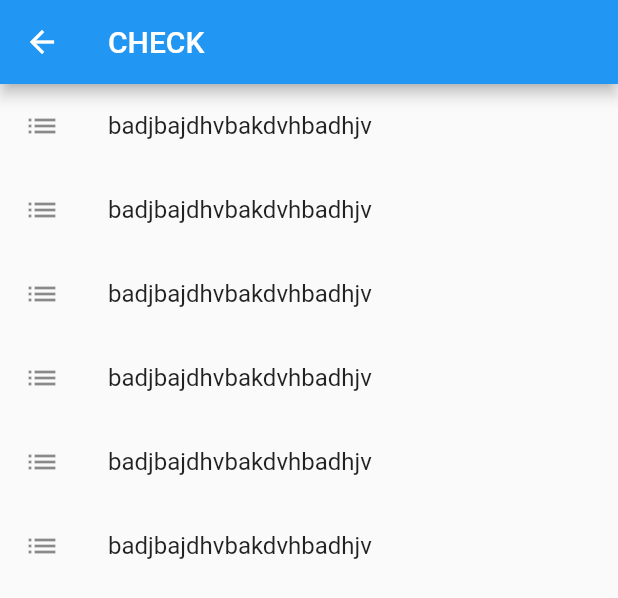
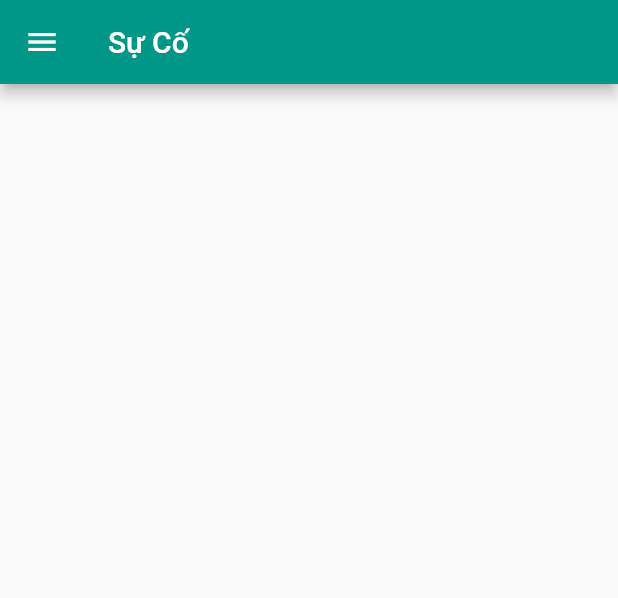
Before and after one commit to yennh1228/vin_star, a Flutter app: the LeftMenuPage widget shown alone on an empty page, opened directly, after a tap on "Sự cố", on a phone screen of 412 x 824 dp. Shown: the top 598 px of the screen. Run offline on Flutter 3.47's test engine with Material 2 defaults, Android fonts, the phone set to English and light mode, and no system bars.

Commit message:
add other pages

```diff
--- a/lib/check.dart
+++ b/lib/check.dart
@@ -12,17 +12,14 @@ class _CheckState extends State<Check> {
   Widget build(BuildContext context) {
     return Scaffold(
       appBar: AppBar(
-        title: Text("CHECK"),
+        title: const Text("CHECK"),
       ),
-      body: Container(
-        child: ListView.builder(
-          itemBuilder: (context, index) {
-            return ListTile(
-                leading: const Icon(Icons.list),
-                title: const Text("badjbajdhvbakdvhbadhjv"));
-          },
-          itemCount: 6,
-        ),
+      body: ListView.builder(
+        itemBuilder: (context, index) {
+          return const ListTile(
+              leading: Icon(Icons.list), title: Text("badjbajdhvbakdvhbadhjv"));
+        },
+        itemCount: 6,
       ),
     );
   }
--- a/lib/left_menu_page.dart
+++ b/lib/left_menu_page.dart
@@ -1,8 +1,13 @@
 import 'package:flutter/material.dart';
+import 'package:vin_star/chang_password_page.dart';
 import 'package:vin_star/check.dart';
 import 'package:vin_star/common/ListViewMenu.dart';
 import 'package:vin_star/common/avatar.dart';
 import 'package:vin_star/common/color.dart';
+import 'package:vin_star/contact_page.dart';
+import 'package:vin_star/new_feed_page.dart';
+import 'package:vin_star/report_page.dart';
+import 'package:vin_star/signin_page.dart';
 
 class LeftMenuPage extends StatefulWidget {
   const LeftMenuPage({Key? key}) : super(key: key);
@@ -17,12 +22,12 @@ class _LeftMenuPageState extends State<LeftMenuPage> {
   @override
   void initState() {
     menu.addAll([
-      ListViewMenu(const Check(), Icons.list, "Sự cố"),
-      ListViewMenu(const Check(), Icons.report, "Cảnh báo"),
-      ListViewMenu(const Check(), Icons.security, "Đổi mật khẩu"),
+      ListViewMenu(const NewFeedPage(), Icons.list, "Sự cố"),
+      ListViewMenu(const ReportPage(), Icons.report, "Cảnh báo"),
+      ListViewMenu(const ChangePassWord(), Icons.security, "Đổi mật khẩu"),
       ListViewMenu(const Check(), Icons.receipt, "Điều khoản"),
-      ListViewMenu(const Check(), Icons.contacts, "Liên hệ"),
-      ListViewMenu(const Check(), Icons.exit_to_app, "Đăng xuất"),
+      ListViewMenu(const ContactPage(), Icons.contacts, "Liên hệ"),
+      ListViewMenu(const SignInPage(), Icons.exit_to_app, "Đăng xuất"),
     ]);
     super.initState();
   }
@@ -77,17 +82,10 @@ class _LeftMenuPageState extends State<LeftMenuPage> {
       crossAxisAlignment: CrossAxisAlignment.start,
       mainAxisAlignment: MainAxisAlignment.center,
       children: [
-        const Text("Hieu Tao",
-            style: const TextStyle(
-              color: Colors.white,
-              fontSize: 16,
-            )),
-        const SizedBox(height: 16),
-        const Text("0944556692",
-            style: TextStyle(
-              color: Colors.white,
-              fontSize: 16,
-            ))
+        Text("Hieu Tao",
+            style: const TextStyle(color: Colors.white, fontSize: 16)),
+        SizedBox(height: 16),
+        Text("0944556692", style: TextStyle(color: Colors.white, fontSize: 16))
       ],
     );
   }
--- a/lib/main.dart
+++ b/lib/main.dart
@@ -1,8 +1,7 @@
 // ignore_for_file: avoid_print
 
 import 'package:flutter/material.dart';
-import 'package:vin_star/check.dart';
-import 'package:vin_star/left_menu_page.dart';
+
 import 'package:vin_star/signin_page.dart';
 
 void main() {
--- /dev/null
+++ b/lib/new_feed_page.dart
@@ -0,0 +1,25 @@
+import 'package:flutter/material.dart';
+import 'package:vin_star/left_menu_page.dart';
+
+import 'common/color.dart';
+
+class NewFeedPage extends StatefulWidget {
+  const NewFeedPage({Key? key}) : super(key: key);
+
+  @override
+  State<NewFeedPage> createState() => _NewFeedPageState();
+}
+
+class _NewFeedPageState extends State<NewFeedPage> {
+  @override
+  Widget build(BuildContext context) {
+    return Scaffold(
+      appBar: AppBar(
+        title: const Text("Sự Cố"),
+        backgroundColor: AppColor.mainColor,
+      ),
+      drawer: LeftMenuPage(),
+      body: Container(),
+    );
+  }
+}
```
Also changed, not shown: lib/chang_password_page.dart (added, +23 -0 lines), lib/contact_page.dart (added, +23 -0 lines), lib/profile_page.dart (+6 -5 lines), lib/report_page.dart (added, +23 -0 lines).
